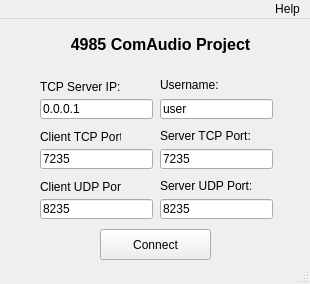
mvan/4985Final, file src/application/mainwindow.ui: the form before one commit.
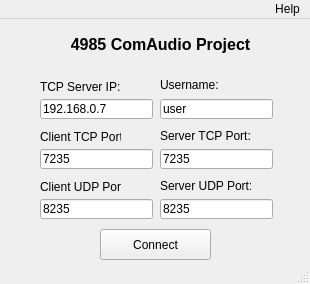
The form after the commit.

```diff
--- a/src/application/mainwindow.ui
+++ b/src/application/mainwindow.ui
@@ -24,7 +24,7 @@
      </rect>
     </property>
     <property name="text">
-     <string>0.0.0.1</string>
+     <string>192.168.0.7</string>
     </property>
    </widget>
    <widget class="QPushButton" name="connect">
```
